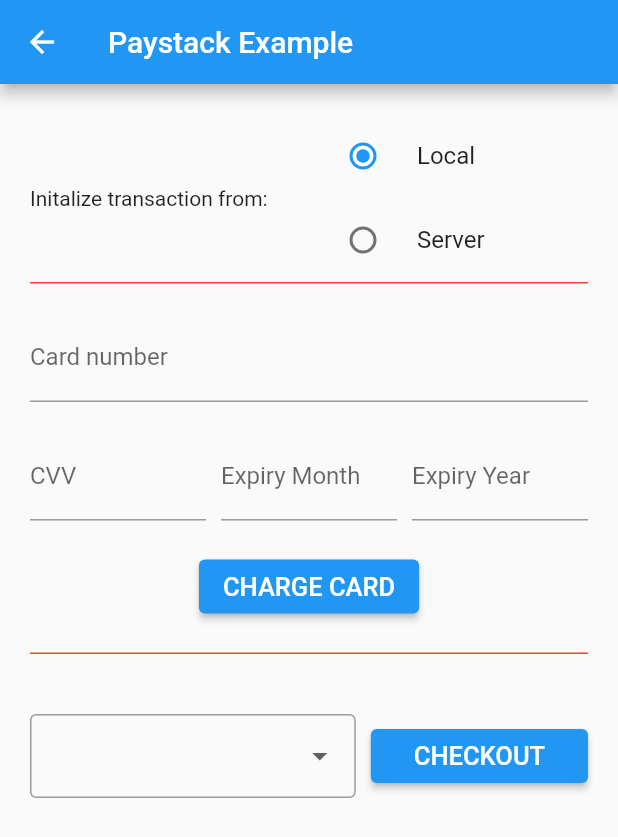
After one commit to masteribro/todo_list_flutter, a Flutter app: the screen it shows after launch, after a tap on "Add", after a tap on "Pay for this App", on a phone screen of 412 x 824 dp. The commit adds this screen. Shown: the top 837 px of the screen. Run offline on Flutter 3.47's test engine with Material 2 defaults, Android fonts, the phone set to English and light mode, and no system bars; our stand-ins replace responsive_sizer, shared_preferences; missing offline and left inert: flutter_paystack; network calls fail.

Commit message:
implemented paystack into the project

```diff
--- a/lib/Pages/homepage.dart
+++ b/lib/Pages/homepage.dart
@@ -1,7 +1,8 @@
 import 'package:flutter/cupertino.dart';
 import 'package:flutter/material.dart';
 import 'package:provider/provider.dart';
-import 'package:responsive_sizer/responsive_sizer.dart';
+import 'package:todo_list/LocalStorage/session_manager.dart';
+import 'package:todo_list/Pages/paystack.dart';
 import 'package:todo_list/state/provider.dart';
 
 class HomePage extends StatefulWidget {
@@ -26,7 +27,13 @@ class _HomePageState extends State<HomePage> {
       );}
     );
   }
-
+  TodoProvider? todoProvider;
+@override
+  void initState() {
+    super.initState();
+    todoProvider = Provider.of<TodoProvider>(context,listen:false);
+    todoProvider?.maplist = SessionManager.getTodos() ?? [];
+  }
   @override
   Widget build(BuildContext context) {
     return Scaffold(
@@ -68,7 +75,14 @@ class _HomePageState extends State<HomePage> {
                 style: ElevatedButton.styleFrom(
                   primary: Colors.black,
                 )
-
+              ),
+              ElevatedButton(onPressed: (){ Navigator.push(
+                context,
+                MaterialPageRoute(builder: (context) =>  PayStack()),
+              );}, child: const Text('Pay for this App'),
+                style: ElevatedButton.styleFrom(
+                primary: Colors.black,
+              )
               ),
               Consumer<TodoProvider>(
                 builder: (_,value,__){
@@ -77,7 +91,14 @@ class _HomePageState extends State<HomePage> {
                     itemCount: value.maplist.length,
                     itemBuilder: (BuildContext context, int index) {
 
-                      return index < value.maplist.length? buildTodoItem( value.maplist[index]): Text('Add Items');
+                      return  Dismissible(
+                        key: Key(value.maplist[index]),
+                        onDismissed: (direction) => value.maplist.removeAt(index),
+                        background: Container(color: Colors.black12),
+                        child: index < value.maplist.length? buildTodoItem( value.maplist[index]): Text('Add Items'),
+                      );
+
+
 
 
                     },
@@ -91,4 +112,5 @@ class _HomePageState extends State<HomePage> {
       ),
     );
   }
+
 }
--- /dev/null
+++ b/lib/Pages/paystack.dart
@@ -0,0 +1,482 @@
+import 'dart:async';
+import 'dart:io';
+
+import 'package:flutter/cupertino.dart';
+import 'package:flutter/material.dart';
+import 'package:flutter_paystack/flutter_paystack.dart';
+import 'package:http/http.dart' as http;
+
+// To get started quickly, change this to your heroku deployment of
+// https://github.com/PaystackHQ/sample-charge-card-backend
+// Step 1. Visit https://github.com/PaystackHQ/sample-charge-card-backend
+// Step 2. Click "Deploy to heroku"
+// Step 3. Login with your heroku credentials or create a free heroku account
+// Step 4. Provide your secret key and an email with which to start all test transactions
+// Step 5. Replace {YOUR_BACKEND_URL} below with the url generated by heroku (format https://some-url.herokuapp.com)
+String backendUrl = '{YOUR_BACKEND_URL}';
+// Set this to a public key that matches the secret key you supplied while creating the heroku instance
+String paystackPublicKey = 'pk_test_c64a6c46528fd8e5a950de53c511ec5204eb814e';
+const String appName = 'Paystack Example';
+
+class PayStack extends StatefulWidget {
+  @override
+  _PayStackState createState() => _PayStackState();
+}
+
+class _PayStackState extends State<PayStack> {
+  final _scaffoldKey = new GlobalKey<ScaffoldState>();
+  final _formKey = GlobalKey<FormState>();
+  final _verticalSizeBox = const SizedBox(height: 20.0);
+  final _horizontalSizeBox = const SizedBox(width: 10.0);
+  final plugin = PaystackPlugin();
+  var _border = new Container(
+    width: double.infinity,
+    height: 1.0,
+    color: Colors.red,
+  );
+  int _radioValue = 0;
+  CheckoutMethod _method = CheckoutMethod.selectable;
+  bool _inProgress = false;
+  String? _cardNumber;
+  String? _cvv;
+  int? _expiryMonth;
+  int? _expiryYear;
+
+  @override
+  void initState() {
+    plugin.initialize(publicKey: paystackPublicKey);
+    super.initState();
+  }
+
+  @override
+  Widget build(BuildContext context) {
+    return Scaffold(
+      key: _scaffoldKey,
+      appBar: new AppBar(title: const Text(appName)),
+      body: new Container(
+        padding: const EdgeInsets.all(20.0),
+        child: new Form(
+          key: _formKey,
+          child: new SingleChildScrollView(
+            child: new ListBody(
+              children: <Widget>[
+                new Row(
+                  crossAxisAlignment: CrossAxisAlignment.center,
+                  mainAxisAlignment: MainAxisAlignment.spaceBetween,
+                  children: <Widget>[
+                    new Expanded(
+                      child: const Text('Initalize transaction from:'),
+                    ),
+                    new Expanded(
+                      child: new Column(
+                          mainAxisSize: MainAxisSize.min,
+                          children: <Widget>[
+                            new RadioListTile<int>(
+                              value: 0,
+                              groupValue: _radioValue,
+                              onChanged: _handleRadioValueChanged,
+                              title: const Text('Local'),
+                            ),
+                            new RadioListTile<int>(
+                              value: 1,
+                              groupValue: _radioValue,
+                              onChanged: _handleRadioValueChanged,
+                              title: const Text('Server'),
+                            ),
+                          ]),
+                    )
+                  ],
+                ),
+                _border,
+                _verticalSizeBox,
+                new TextFormField(
+                  decoration: const InputDecoration(
+                    border: const UnderlineInputBorder(),
+                    labelText: 'Card number',
+                  ),
+                  onSaved: (String? value) => _cardNumber = value,
+                ),
+                _verticalSizeBox,
+                new Row(
+                  mainAxisAlignment: MainAxisAlignment.spaceBetween,
+                  crossAxisAlignment: CrossAxisAlignment.center,
+                  children: <Widget>[
+                    new Expanded(
+                      child: new TextFormField(
+                        decoration: const InputDecoration(
+                          border: const UnderlineInputBorder(),
+                          labelText: 'CVV',
+                        ),
+                        onSaved: (String? value) => _cvv = value,
+                      ),
+                    ),
+                    _horizontalSizeBox,
+                    new Expanded(
+                      child: new TextFormField(
+                        decoration: const InputDecoration(
+                          border: const UnderlineInputBorder(),
+                          labelText: 'Expiry Month',
+                        ),
+                        onSaved: (String? value) =>
+                        _expiryMonth = int.tryParse(value ?? ""),
+                      ),
+                    ),
+                    _horizontalSizeBox,
+                    new Expanded(
+                      child: new TextFormField(
+                        decoration: const InputDecoration(
+                          border: const UnderlineInputBorder(),
+                          labelText: 'Expiry Year',
+                        ),
+                        onSaved: (String? value) =>
+                        _expiryYear = int.tryParse(value ?? ""),
+                      ),
+                    )
+                  ],
+                ),
+                _verticalSizeBox,
+                Theme(
+                  data: Theme.of(context).copyWith(
+                    colorScheme: Theme.of(context)
+                        .colorScheme
+                        .copyWith(secondary: green),
+                    primaryColorLight: Colors.white,
+                    primaryColorDark: navyBlue,
+                    textTheme: Theme.of(context).textTheme.copyWith(
+                      bodyText2: TextStyle(
+                        color: lightBlue,
+                      ),
+                    ),
+                  ),
+                  child: Builder(
+                    builder: (context) {
+                      return _inProgress
+                          ? new Container(
+                        alignment: Alignment.center,
+                        height: 50.0,
+                        child: Platform.isIOS
+                            ? new CupertinoActivityIndicator()
+                            : new CircularProgressIndicator(),
+                      )
+                          : new Column(
+                        mainAxisSize: MainAxisSize.min,
+                        children: <Widget>[
+                          _getPlatformButton(
+                              'Charge Card', () => _startAfreshCharge()),
+                          _verticalSizeBox,
+                          _border,
+                          new SizedBox(
+                            height: 40.0,
+                          ),
+                          new Row(
+                            mainAxisAlignment:
+                            MainAxisAlignment.spaceBetween,
+                            crossAxisAlignment: CrossAxisAlignment.center,
+                            children: <Widget>[
+                              new Flexible(
+                                flex: 3,
+                                child: new DropdownButtonHideUnderline(
+                                  child: new InputDecorator(
+                                    decoration: const InputDecoration(
+                                      border: OutlineInputBorder(),
+                                      isDense: true,
+                                      hintText: 'Checkout method',
+                                    ),
+                                    child: new DropdownButton<
+                                        CheckoutMethod>(
+                                      value: _method,
+                                      isDense: true,
+                                      onChanged: (CheckoutMethod? value) {
+                                        if (value != null) {
+                                          setState(() => _method = value);
+                                        }
+                                      },
+                                      items: banks.map((String value) {
+                                        return new DropdownMenuItem<
+                                            CheckoutMethod>(
+                                          value:
+                                          _parseStringToMethod(value),
+                                          child: new Text(value),
+                                        );
+                                      }).toList(),
+                                    ),
+                                  ),
+                                ),
+                              ),
+                              _horizontalSizeBox,
+                              new Flexible(
+                                flex: 2,
+                                child: new Container(
+                                  width: double.infinity,
+                                  child: _getPlatformButton(
+                                    'Checkout',
+                                        () => _handleCheckout(context),
+                                  ),
+                                ),
+                              ),
+                            ],
+                          )
+                        ],
+                      );
+                    },
+                  ),
+                )
+              ],
+            ),
+          ),
+        ),
+      ),
+    );
+  }
+
+  void _handleRadioValueChanged(int? value) {
+    if (value != null) setState(() => _radioValue = value);
+  }
+
+  _handleCheckout(BuildContext context) async {
+    if (_method != CheckoutMethod.card && _isLocal) {
+      _showMessage('Select server initialization method at the top');
+      return;
+    }
+    setState(() => _inProgress = true);
+    _formKey.currentState?.save();
+    Charge charge = Charge()
+      ..amount = 100000 // In base currency
+      ..email = 'mohammedibrahim075@gmail.com'
+      ..card = _getCardFromUI();
+
+    if (!_isLocal) {
+      var accessCode = await _fetchAccessCodeFrmServer(_getReference());
+      charge.accessCode = accessCode;
+    } else {
+      charge.reference = _getReference();
+    }
+
+    try {
+      CheckoutResponse response = await plugin.checkout(
+        context,
+        method: _method,
+        charge: charge,
+        fullscreen: false,
+        logo: MyLogo(),
+      );
+      print('Response = $response');
+      setState(() => _inProgress = false);
+      _updateStatus(response.reference, '$response');
+    } catch (e) {
+      setState(() => _inProgress = false);
+      _showMessage("Check console for error");
+      rethrow;
+    }
+  }
+
+  _startAfreshCharge() async {
+    _formKey.currentState?.save();
+
+    Charge charge = Charge();
+    charge.card = _getCardFromUI();
+
+    setState(() => _inProgress = true);
+
+    if (_isLocal) {
+      // Set transaction params directly in app (note that these params
+      // are only used if an access_code is not set. In debug mode,
+      // setting them after setting an access code would throw an exception
+
+      charge
+        ..amount = 10000 // In base currency
+        ..email = 'mohammedIbrahim075@gmail.com'
+        ..reference = _getReference()
+        ..putCustomField('Charged From', 'Flutter SDK');
+      _chargeCard(charge);
+    } else {
+      // Perform transaction/initialize on Paystack server to get an access code
+      // documentation: https://developers.paystack.co/reference#initialize-a-transaction
+      charge.accessCode = await _fetchAccessCodeFrmServer(_getReference());
+      _chargeCard(charge);
+    }
+  }
+
+  _chargeCard(Charge charge) async {
+    final response = await plugin.chargeCard(context, charge: charge);
+
+    final reference = response.reference;
+
+    // Checking if the transaction is successful
+    if (response.status) {
+      _verifyOnServer(reference);
+      return;
+    }
+
+    // The transaction failed. Checking if we should verify the transaction
+    if (response.verify) {
+      _verifyOnServer(reference);
+    } else {
+      setState(() => _inProgress = false);
+      _updateStatus(reference, response.message);
+    }
+  }
+
+  String _getReference() {
+    String platform;
+    if (Platform.isIOS) {
+      platform = 'iOS';
+    } else {
+      platform = 'Android';
+    }
+
+    return 'ChargedFrom${platform}_${DateTime.now().millisecondsSinceEpoch}';
+  }
+
+  PaymentCard _getCardFromUI() {
+    // Using just the must-required parameters.
+    return PaymentCard(
+      number: _cardNumber,
+      cvc: _cvv,
+      expiryMonth: _expiryMonth,
+      expiryYear: _expiryYear,
+    );
+
+   //  Using Cascade notation (similar to Java's builder pattern)
+   // return PaymentCard(
+   //     number: cardNumber,
+   //     cvc: cvv,
+   //     expiryMonth: expiryMonth,
+   //     expiryYear: expiryYear)
+   //   ..name = 'Segun Chukwuma Adamu'
+   //   ..country = 'Nigeria'
+   //   ..addressLine1 = 'Ikeja, Lagos'
+   //   ..addressPostalCode = '100001';
+   //
+   //  Using optional parameters
+   // return PaymentCard(
+   //     number: cardNumber,
+   //     cvc: cvv,
+   //     expiryMonth: expiryMonth,
+   //     expiryYear: expiryYear,
+   //     name: 'Ismail Adebola Emeka',
+   //     addressCountry: 'Nigeria',
+   //     addressLine1: '90, Nnebisi Road, Asaba, Deleta State');
+  }
+
+  Widget _getPlatformButton(String string, Function() function) {
+    // is still in progress
+    Widget widget;
+    if (Platform.isIOS) {
+      widget = new CupertinoButton(
+        onPressed: function,
+        padding: const EdgeInsets.symmetric(horizontal: 15.0),
+        color: CupertinoColors.activeBlue,
+        child: new Text(
+          string,
+          maxLines: 1,
+          overflow: TextOverflow.ellipsis,
+        ),
+      );
+    } else {
+      widget = new ElevatedButton(
+        onPressed: function,
+        child: new Text(
+          string.toUpperCase(),
+          style: const TextStyle(fontSize: 17.0),
+        ),
+      );
+    }
+    return widget;
+  }
+
+  Future<String?> _fetchAccessCodeFrmServer(String reference) async {
+    String url = '$backendUrl/new-access-code';
+    String? accessCode;
+    try {
+      print("Access code url = $url");
+      http.Response response = await http.get(Uri.parse(url));
+      accessCode = response.body;
+      print('Response for access code = $accessCode');
+    } catch (e) {
+      setState(() => _inProgress = false);
+      _updateStatus(
+          reference,
+          'There was a problem getting a new access code form'
+              ' the backend: $e');
+    }
+
+    return accessCode;
+  }
+
+  void _verifyOnServer(String? reference) async {
+    _updateStatus(reference, 'Verifying...');
+    String url = '$backendUrl/verify/$reference';
+    try {
+      http.Response response = await http.get(Uri.parse(url));
+      var body = response.body;
+      _updateStatus(reference, body);
+    } catch (e) {
+      _updateStatus(
+          reference,
+          'There was a problem verifying %s on the backend: '
+              '$reference $e');
+    }
+    setState(() => _inProgress = false);
+  }
+
+  _updateStatus(String? reference, String message) {
+    _showMessage('Reference: $reference \n\ Response: $message',
+        const Duration(seconds: 7));
+  }
+
+  _showMessage(String message,
+      [Duration duration = const Duration(seconds: 4)]) {
+    ScaffoldMessenger.of(context).showSnackBar(new SnackBar(
+      content: new Text(message),
+      duration: duration,
+      action: new SnackBarAction(
+          label: 'CLOSE',
+          onPressed: () =>
+              ScaffoldMessenger.of(context).removeCurrentSnackBar()),
+    ));
+  }
+
+  bool get _isLocal => _radioValue == 0;
+}
+
+var banks = ['Selectable', 'Bank', 'Card'];
+
+CheckoutMethod _parseStringToMethod(String string) {
+  CheckoutMethod method = CheckoutMethod.selectable;
+  switch (string) {
+    case 'Bank':
+      method = CheckoutMethod.bank;
+      break;
+    case 'Card':
+      method = CheckoutMethod.card;
+      break;
+  }
+  return method;
+}
+
+class MyLogo extends StatelessWidget {
+  @override
+  Widget build(BuildContext context) {
+    return Container(
+      decoration: BoxDecoration(
+        shape: BoxShape.circle,
+        color: Colors.black,
+      ),
+      alignment: Alignment.center,
+      padding: EdgeInsets.all(10),
+      child: Text(
+        "CO",
+        style: TextStyle(
+          color: Colors.white,
+          fontSize: 13,
+          fontWeight: FontWeight.bold,
+        ),
+      ),
+    );
+  }
+}
+
+const Color green = const Color(0xFF3db76d);
+const Color lightBlue = const Color(0xFF34a5db);
+const Color navyBlue = const Color(0xFF031b33);
--- a/lib/main.dart
+++ b/lib/main.dart
@@ -1,11 +1,13 @@
 import 'package:flutter/material.dart';
 import 'package:provider/provider.dart';
 import 'package:responsive_sizer/responsive_sizer.dart';
+import 'package:todo_list/LocalStorage/session_manager.dart';
 import 'package:todo_list/state/provider.dart';
-
 import 'Pages/homepage.dart';
 
-void main() {
+void main()async {
+  WidgetsFlutterBinding.ensureInitialized();
+  await SessionManager.init();
   runApp(MultiProvider(providers: [
 
     ChangeNotifierProvider(create: (_)=> TodoProvider())
--- a/lib/state/provider.dart
+++ b/lib/state/provider.dart
@@ -1,23 +1,25 @@
 import 'package:flutter/material.dart';
+
+import '../LocalStorage/session_manager.dart';
 
 class TodoProvider with ChangeNotifier{
 
   bool addButton = false;
 
   TextEditingController todoController = TextEditingController();
-  List maplist = [];
+  List<String> maplist = [];
   bool hassan = false;
 
-
-
-  meth(){
-    maplist.add(todoController.text.toString());
+  meth()async{
+     maplist.add(todoController.text.toString());
+   await SessionManager.setTodos(maplist);
     todoController.clear();
     notifyListeners();
   }
-  delete(String todoText){
+  delete(String todoText)async{
     hassan=!hassan;
     maplist.remove(todoText);
+    await SessionManager.setTodos(maplist);
     notifyListeners();
   }
 }
--- a/pubspec.yaml
+++ b/pubspec.yaml
@@ -47,6 +47,8 @@ dev_dependencies:
   # package. See that file for information about deactivating specific lint
   # rules and activating additional ones.
   flutter_lints: ^2.0.0
+  shared_preferences: ^2.0.15
+  flutter_paystack: ^1.0.6
 
 # For information on the generic Dart part of this file, see the
 # following page: https://dart.dev/tools/pub/pubspec
```
Also changed, not shown: lib/LocalStorage/session_manager.dart (added, +12 -0 lines), pubspec.lock, 1 other file.
